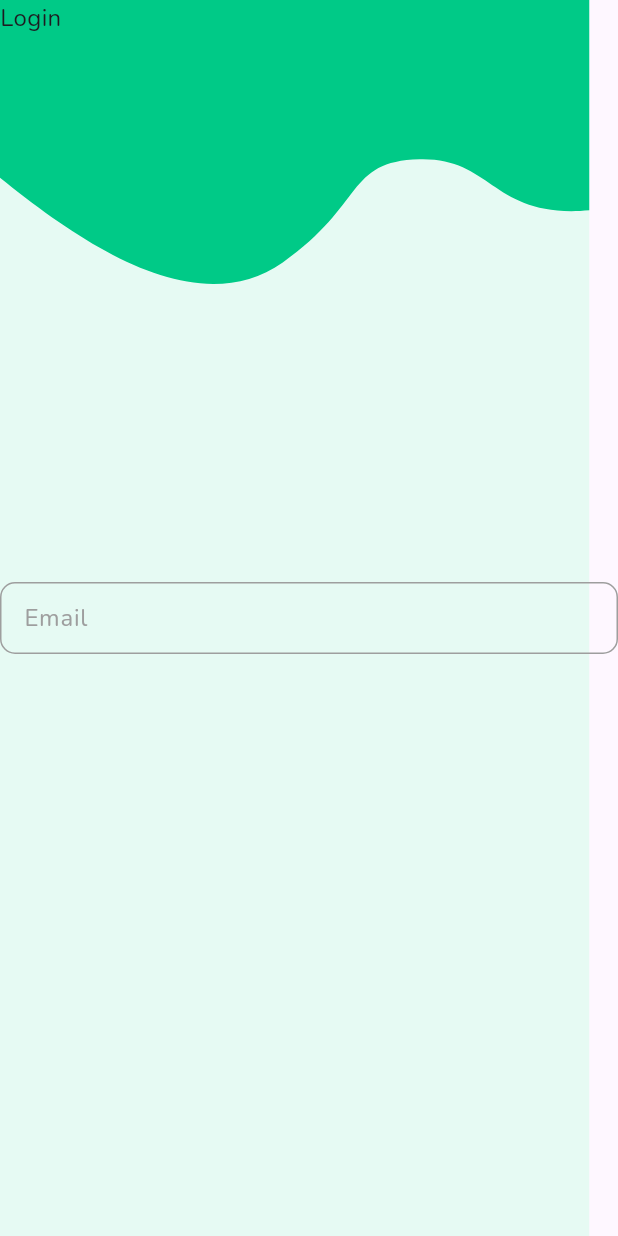
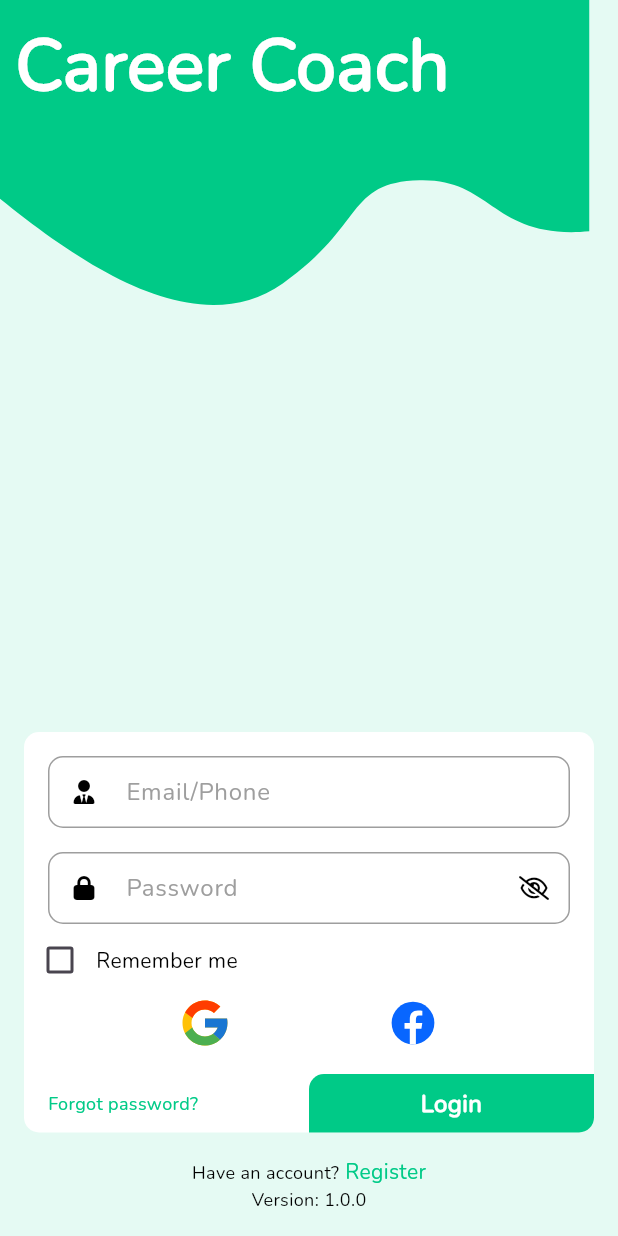
Before and after one commit to ArtistNguoiAo/Career_Coach, a Flutter app: the screen it shows after launch, on a phone screen of 412 x 824 dp. Run offline on Flutter 3.47's test engine with Material 3 defaults, Android fonts, the phone set to English and light mode, and no system bars; our stand-ins replace auto_route, bloc, flutter_bloc, flutter_svg, font_awesome_flutter, shared_preferences.

Commit message:
view login and register

```diff
--- a/lib/presentation/core/mode/language/data/base_language.dart
+++ b/lib/presentation/core/mode/language/data/base_language.dart
@@ -1,3 +1,15 @@
 abstract class BaseLanguage {
   String get appName;
+  String get login;
+  String get register;
+  String get email;
+  String get password;
+  String get phone;
+  String get confirmPassword;
+  String get fullName;
+  String get rememberMe;
+  String get version;
+  String get haveAccount;
+  String get forgotPassword;
+  String get back;
 }
--- a/lib/presentation/core/mode/language/data/en_language.dart
+++ b/lib/presentation/core/mode/language/data/en_language.dart
@@ -9,4 +9,40 @@ class EnLanguage extends BaseLanguage {
 
   @override
   String get appName => 'Career Coach';
+
+  @override
+  String get login => 'Login';
+
+  @override
+  String get register => 'Register';
+
+  @override
+  String get email => 'Email';
+
+  @override
+  String get password => 'Password';
+
+  @override
+  String get phone => 'Phone';
+
+  @override
+  String get confirmPassword => 'Confirm password';
+
+  @override
+  String get fullName => 'Full name';
+
+  @override
+  String get rememberMe => 'Remember me';
+
+  @override
+  String get version => 'Version';
+
+  @override
+  String get haveAccount => 'Have an account?';
+
+  @override
+  String get forgotPassword => 'Forgot password?';
+
+  @override
+  String get back => 'Back';
 }
--- a/lib/presentation/core/mode/language/data/vi_language.dart
+++ b/lib/presentation/core/mode/language/data/vi_language.dart
@@ -9,4 +9,40 @@ class ViLanguage extends BaseLanguage {
 
   @override
   String get appName => 'Career Coach';
+
+  @override
+  String get login => 'Đăng nhập';
+
+  @override
+  String get register => 'Đăng ký';
+
+  @override
+  String get email => 'Email';
+
+  @override
+  String get password => 'Mật khẩu';
+
+  @override
+  String get phone => 'Số ĐT';
+
+  @override
+  String get confirmPassword => 'Xác nhận mật khẩu';
+
+  @override
+  String get fullName => 'Họ và tên';
+
+  @override
+  String get rememberMe => 'Nhớ tài khoản';
+
+  @override
+  String get version => 'Phiên bản';
+
+  @override
+  String get haveAccount => 'Đã có tài khoản?';
+
+  @override
+  String get forgotPassword => 'Quên mật khẩu?';
+
+  @override
+  String get back => 'Quay lại';
 }
--- a/lib/presentation/core/mode/theme/data/base_theme.dart
+++ b/lib/presentation/core/mode/theme/data/base_theme.dart
@@ -3,4 +3,6 @@ import 'dart:ui';
 abstract class BaseTheme {
   Color get primaryColor;
   Color get borderColor;
+  Color get backgroundColor;
+  Color get textColor;
 }
--- a/lib/presentation/core/mode/theme/data/dark_theme.dart
+++ b/lib/presentation/core/mode/theme/data/dark_theme.dart
@@ -10,8 +10,14 @@ class DarkTheme extends BaseTheme {
   factory DarkTheme() => _instance;
 
   @override
-  Color get primaryColor => const Color(0xFF121212);
+  Color get primaryColor => const Color(0xFF00CA87);
 
   @override
   Color get borderColor => const Color(0xFF9E9E9E);
+
+  @override
+  Color get backgroundColor => const Color(0xFFFFFFFF);
+
+  @override
+  Color get textColor => const Color(0xFF000000);
 }
--- a/lib/presentation/core/mode/theme/data/light_theme.dart
+++ b/lib/presentation/core/mode/theme/data/light_theme.dart
@@ -10,8 +10,14 @@ class LightTheme extends BaseTheme {
   factory LightTheme() => _instance;
 
   @override
-  Color get primaryColor => const Color(0xFFFFFFFF);
+  Color get primaryColor => const Color(0xFF00CA87);
 
   @override
   Color get borderColor => const Color(0xFF9E9E9E);
+
+  @override
+  Color get backgroundColor => const Color(0xFFFFFFFF);
+
+  @override
+  Color get textColor => const Color(0xFF000000);
 }
--- a/lib/presentation/core/route/app_router.dart
+++ b/lib/presentation/core/route/app_router.dart
@@ -7,5 +7,6 @@ class AppRouter extends RootStackRouter {
   @override
   List<AutoRoute> get routes => [
     AutoRoute(page: LoginRoute.page, initial: true),
+    AutoRoute(page: RegisterRoute.page),
   ];
 }
--- a/lib/presentation/core/utils/media_utils.dart
+++ b/lib/presentation/core/utils/media_utils.dart
@@ -5,5 +5,9 @@ class MediaUtils {
   static String get baseIcon => 'assets/icons';
 
   // images
-  static String get imgBackground => '$baseImage/img_background.svg';
+  static String get imgAuthBackground => '$baseImage/img_auth_background.svg';
+
+  // icons
+  static String get icGoogle => '$baseIcon/ic_google.svg';
+  static String get icFacebook => '$baseIcon/ic_facebook.svg';
 }
--- /dev/null
+++ b/lib/presentation/core/widgets/auth_background.dart
@@ -0,0 +1,44 @@
+import 'package:career_coach/presentation/core/extension/ext_context.dart';
+import 'package:career_coach/presentation/core/utils/media_utils.dart';
+import 'package:career_coach/presentation/core/utils/text_style_utils.dart';
+import 'package:flutter/material.dart';
+import 'package:flutter_svg/flutter_svg.dart';
+
+class AuthBackground extends StatelessWidget {
+  const AuthBackground({super.key});
+
+  @override
+  Widget build(BuildContext context) {
+    return Scaffold(
+      body: Stack(
+        children: [
+          Container(
+            height: MediaQuery.of(context).size.height,
+            width: MediaQuery.of(context).size.width,
+            color: context.theme.backgroundColor,
+          ),
+          Container(
+            height: MediaQuery.of(context).size.height,
+            width: MediaQuery.of(context).size.width,
+            color: context.theme.primaryColor.withAlpha((255.0 * 0.1).round()),
+          ),
+          SvgPicture.asset(
+            MediaUtils.imgAuthBackground,
+            fit: BoxFit.fitWidth,
+          ),
+          Positioned(
+            top: 10,
+            left: 10,
+            child: Text(
+              context.language.appName,
+              style: TextStyleUtils.bold(
+                fontSize: 48,
+                color: context.theme.backgroundColor,
+              ),
+            ),
+          ),
+        ],
+      ),
+    );
+  }
+}
--- /dev/null
+++ b/lib/presentation/screen/auth/login/login_screen.dart
@@ -0,0 +1,193 @@
+import 'package:auto_route/auto_route.dart';
+import 'package:career_coach/presentation/core/extension/ext_context.dart';
+import 'package:career_coach/presentation/core/route/app_router.gr.dart';
+import 'package:career_coach/presentation/core/utils/media_utils.dart';
+import 'package:career_coach/presentation/core/utils/text_style_utils.dart';
+import 'package:career_coach/presentation/core/widgets/auth_background.dart';
+import 'package:career_coach/presentation/core/widgets/base_text_field.dart';
+import 'package:flutter/gestures.dart';
+import 'package:flutter/material.dart';
+import 'package:flutter_svg/flutter_svg.dart';
+import 'package:font_awesome_flutter/font_awesome_flutter.dart';
+
+@RoutePage()
+class LoginScreen extends StatefulWidget {
+  const LoginScreen({super.key});
+
+  @override
+  State<LoginScreen> createState() => _LoginScreenState();
+}
+
+class _LoginScreenState extends State<LoginScreen> {
+  final TextEditingController _accountController = TextEditingController();
+  final TextEditingController _passwordController = TextEditingController();
+  bool _isObscure = true;
+  bool _rememberMe = false;
+
+  @override
+  Widget build(BuildContext context) {
+    return Scaffold(
+      body: Padding(
+        padding: EdgeInsets.only(top: MediaQuery.of(context).padding.top),
+        child: Stack(
+          children: [
+            AuthBackground(),
+            _loginForm(),
+          ],
+        ),
+      ),
+    );
+  }
+
+  Widget _loginForm() {
+    return Column(
+      mainAxisAlignment: MainAxisAlignment.end,
+      children: [
+        Container(
+          margin: const EdgeInsets.all(16),
+          decoration: BoxDecoration(
+            color: context.theme.backgroundColor,
+            borderRadius: BorderRadius.circular(10),
+          ),
+          child: Column(
+            mainAxisSize: MainAxisSize.min,
+            children: [
+              Padding(
+                padding: const EdgeInsets.all(16),
+                child: BaseTextField(
+                  controller: _accountController,
+                  labelText: '${context.language.email}/${context.language.phone}',
+                  prefixIcon: Icon(
+                    FontAwesomeIcons.userTie,
+                    size: 16,
+                    color: context.theme.textColor,
+                  ),
+                ),
+              ),
+              Padding(
+                padding: EdgeInsets.symmetric(horizontal: 16),
+                child: BaseTextField(
+                  controller: _passwordController,
+                  labelText: context.language.password,
+                  obscureText: _isObscure,
+                  prefixIcon: Icon(
+                    FontAwesomeIcons.lock,
+                    size: 16,
+                    color: context.theme.textColor,
+                  ),
+                  suffixIcon: InkWell(
+                    onTap: () => setState(() => _isObscure = !_isObscure),
+                    child: Icon(
+                      _isObscure ? FontAwesomeIcons.eyeSlash : FontAwesomeIcons.eye,
+                      size: 16,
+                      color: context.theme.textColor,
+                    ),
+                  ),
+                ),
+              ),
+              Row(
+                children: [
+                  Checkbox(
+                    value: _rememberMe,
+                    checkColor: context.theme.backgroundColor,
+                    activeColor: context.theme.primaryColor,
+                    splashRadius: 10,
+                    onChanged: (value) => setState(() => _rememberMe = value ?? false),
+                  ),
+                  Text(
+                    context.language.rememberMe,
+                    style: TextStyleUtils.normal(
+                      color: context.theme.textColor,
+                      fontSize: 14,
+                    ),
+                  ),
+                ],
+              ),
+              Row(
+                mainAxisAlignment: MainAxisAlignment.spaceEvenly,
+                children: [
+                  SvgPicture.asset(
+                    MediaUtils.icGoogle,
+                    height: 36,
+                    width: 36,
+                  ),
+                  SvgPicture.asset(
+                    MediaUtils.icFacebook,
+                    height: 36,
+                    width: 36,
+                  ),
+                ],
+              ),
+              const SizedBox(height: 16),
+              Row(
+                children: [
+                  Expanded(
+                    child: Padding(
+                      padding: const EdgeInsets.symmetric(horizontal: 16),
+                      child: Text(
+                        context.language.forgotPassword,
+                        style: TextStyleUtils.normal(
+                          color: context.theme.primaryColor,
+                          fontSize: 12,
+                        ),
+                      ),
+                    )
+                  ),
+                  Expanded(
+                    child: Container(
+                      padding: const EdgeInsets.all(8),
+                      decoration: BoxDecoration(
+                        color: context.theme.primaryColor,
+                        borderRadius: BorderRadius.only(
+                          bottomRight: Radius.circular(10),
+                          topLeft: Radius.circular(10),
+                        ),
+                      ),
+                      child: Text(
+                        context.language.login,
+                        textAlign: TextAlign.center,
+                        style: TextStyleUtils.bold(
+                          color: context.theme.backgroundColor,
+                        ),
+                      ),
+                    ),
+                  )
+                ],
+              )
+            ],
+          ),
+        ),
+        Text.rich(
+          TextSpan(
+            text: context.language.haveAccount,
+            style: TextStyleUtils.normal(
+              color: context.theme.textColor,
+              fontSize: 12,
+            ),
+            children: [
+              TextSpan(
+                text: " ${context.language.register}",
+                style: TextStyleUtils.normal(
+                  color: context.theme.primaryColor,
+                  fontSize: 14,
+                ),
+                recognizer: TapGestureRecognizer()
+                  ..onTap = () {
+                    AutoRouter.of(context).push(RegisterRoute());
+                  }
+              ),
+            ],
+          ),
+        ),
+        Text(
+          '${context.language.version}: 1.0.0',
+          style: TextStyleUtils.normal(
+            color: context.theme.textColor,
+            fontSize: 12,
+          ),
+        ),
+        const SizedBox(height: 16),
+      ],
+    );
+  }
+}
--- a/lib/presentation/screen/login/login_screen.dart
+++ /dev/null
@@ -1,44 +0,0 @@
-import 'package:auto_route/auto_route.dart';
-import 'package:career_coach/presentation/core/utils/media_utils.dart';
-import 'package:career_coach/presentation/core/utils/text_style_utils.dart';
-import 'package:career_coach/presentation/core/widgets/base_text_field.dart';
-import 'package:flutter/material.dart';
-import 'package:flutter_svg/flutter_svg.dart';
-
-@RoutePage()
-class LoginScreen extends StatefulWidget {
-  const LoginScreen({super.key});
-
-  @override
-  State<LoginScreen> createState() => _LoginScreenState();
-}
-
-class _LoginScreenState extends State<LoginScreen> {
-  @override
-  Widget build(BuildContext context) {
-    return Scaffold(
-      body: Padding(
-        padding: EdgeInsets.only(top: MediaQuery.of(context).padding.top),
-        child: Stack(
-          children: [
-            Stack(
-              children: [
-                SvgPicture.asset(
-                  MediaUtils.imgBackground,
-                  fit: BoxFit.cover,
-                ),
-                Text(
-                  'Login',
-                  style: TextStyleUtils.normal(),
-                ),
-              ],
-            ),
-            Center(
-              child: BaseTextField(controller: TextEditingController(), hintText: 'Email'),
-            ),
-          ],
-        ),
-      ),
-    );
-  }
-}
--- a/pubspec.yaml
+++ b/pubspec.yaml
@@ -18,6 +18,7 @@ dependencies:
 
   # ui
   flutter_svg: ^2.2.0
+  font_awesome_flutter: ^10.8.0
 
   cupertino_icons: ^1.0.8
 
```
Also changed, not shown: lib/presentation/screen/auth/register/register_screen.dart (added, +194 -0 lines), assets/icons/ic_facebook.svg (added), assets/icons/ic_google.svg (added), assets/images/img_auth_background.svg (added), assets/images/img_background.png (deleted), assets/images/img_background.svg (deleted), lib/presentation/core/route/app_router.gr.dart, pubspec.lock.
